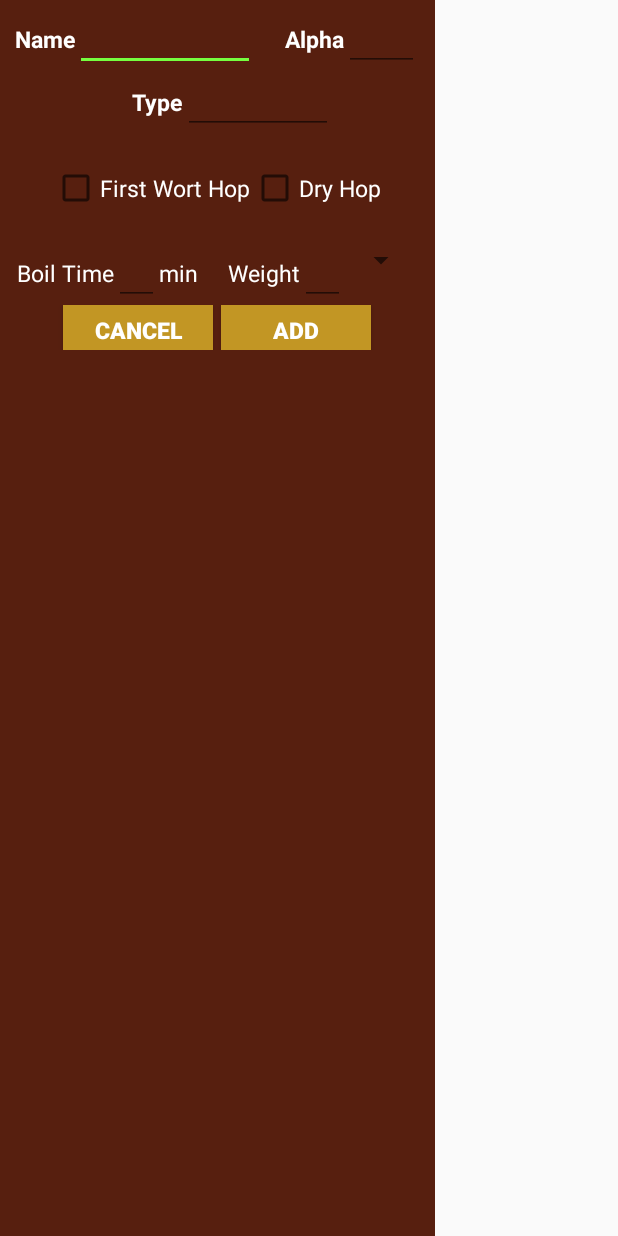
After one commit to tgreen7/cmps121, an Android app: the layout pick_hop_dialog.xml on its own in the app's theme, with its tools: preview values and no code run, on a phone screen of 412 x 824 dp. The commit adds this screen. Run offline under Robolectric (Android 15) with nearby library versions, the light colour scheme and no system bars.

Commit message:
working on dialogs

```diff
--- a/app/src/main/java/com/example/cs121/final_project/SelectHopAdapter.java
+++ b/app/src/main/java/com/example/cs121/final_project/SelectHopAdapter.java
@@ -49,7 +49,6 @@ public class SelectHopAdapter extends BaseAdapter {
         TextView txtFirst;
         TextView txtSecond;
         TextView txtThird;
-        TextView txtFourth;
     }
 
     @Override
@@ -82,4 +81,6 @@ public class SelectHopAdapter extends BaseAdapter {
         return convertView;
     }
 
+
+
 }
--- /dev/null
+++ b/app/src/main/res/layout/pick_hop_dialog.xml
@@ -0,0 +1,167 @@
+<?xml version="1.0" encoding="utf-8"?>
+<LinearLayout xmlns:android="http://schemas.android.com/apk/res/android"
+    android:layout_width="290dp"
+    android:layout_height="fill_parent"
+    android:padding="5dp"
+    android:theme="@style/CustomDialogueStyle"
+    android:orientation="vertical" >
+
+
+    <LinearLayout
+        android:orientation="horizontal"
+        android:layout_width="fill_parent"
+        android:layout_height="wrap_content"
+        android:layout_gravity="center_horizontal"
+        android:gravity="center_horizontal">
+        <TextView
+            android:layout_width="wrap_content"
+            android:layout_height="wrap_content"
+            android:textAppearance="?android:attr/textAppearanceSmall"
+            android:text="@string/Name"
+            android:id="@+id/name" />
+        <EditText
+            android:layout_width="120dp"
+            android:layout_height="wrap_content"
+            android:id="@+id/nameText" />
+
+        <TextView
+            android:layout_width="wrap_content"
+            android:layout_height="wrap_content"
+            android:layout_marginStart="20dp"
+            android:textAppearance="?android:attr/textAppearanceSmall"
+            android:text="@string/Alpha"
+            android:id="@+id/alpha" />
+
+        <EditText
+            android:layout_width="50dp"
+            android:layout_height="wrap_content"
+            android:id="@+id/alphaText" />
+
+    </LinearLayout>
+
+    <LinearLayout
+        android:orientation="horizontal"
+        android:layout_width="fill_parent"
+        android:layout_height="wrap_content"
+        android:layout_gravity="center_horizontal"
+        android:gravity="center_horizontal">
+
+        <TextView
+            android:layout_width="wrap_content"
+            android:layout_height="wrap_content"
+            android:layout_marginStart="20dp"
+            android:textAppearance="?android:attr/textAppearanceSmall"
+            android:text="@string/Type"
+            android:id="@+id/type" />
+        <EditText
+            android:layout_width="100dp"
+            android:layout_height="wrap_content"
+            android:id="@+id/typeText" />
+
+    </LinearLayout>
+
+    <LinearLayout
+        android:orientation="horizontal"
+        android:layout_width="fill_parent"
+        android:layout_height="wrap_content"
+        android:layout_gravity="center_horizontal"
+        android:layout_marginTop="20dp"
+        android:layout_marginBottom="20dp"
+        android:gravity="center_horizontal">
+
+        <CheckBox
+            android:layout_width="wrap_content"
+            android:layout_height="wrap_content"
+            android:text="First Wort Hop"
+            android:id="@+id/wort"
+            android:textColor="@color/bright_white"
+            android:layout_gravity="center_horizontal" />
+
+        <CheckBox
+            android:layout_width="wrap_content"
+            android:layout_height="wrap_content"
+            android:text="Dry Hop"
+            android:textColor="@color/bright_white"
+            android:id="@+id/dryHop"
+            android:layout_gravity="center_horizontal" />
+
+
+    </LinearLayout>
+
+
+    <LinearLayout
+        android:orientation="horizontal"
+        android:layout_width="fill_parent"
+        android:layout_height="wrap_content"
+        android:layout_gravity="center_horizontal"
+        android:gravity="center_horizontal">
+        <TextView
+            android:layout_width="wrap_content"
+            android:layout_height="wrap_content"
+            android:id="@id/boil_time"
+            android:textAppearance="?android:attr/textAppearanceSmall"
+            android:text="Boil Time" />
+        <EditText
+            android:layout_width="30dp"
+            android:inputType="number"
+            android:layout_height="wrap_content"
+            android:id="@+id/boil_time" />
+        <TextView
+            android:layout_width="wrap_content"
+            android:layout_height="wrap_content"
+            android:id="@+id/time"
+            android:textAppearance="?android:attr/textAppearanceSmall"
+            android:text="min" />
+
+        <TextView
+            android:layout_width="wrap_content"
+            android:layout_height="wrap_content"
+            android:layout_marginStart="20dp"
+            android:textAppearance="?android:attr/textAppearanceSmall"
+            android:text="Weight"/>
+        <EditText
+            android:layout_width="30dp"
+            android:inputType="numberDecimal"
+            android:layout_height="wrap_content"
+            android:id="@+id/weight" />
+
+        <Spinner
+            android:layout_width="wrap_content"
+            android:layout_height="wrap_content"
+            android:id="@+id/weight_type" />
+
+    </LinearLayout>
+
+    <LinearLayout
+        android:layout_width="fill_parent"
+        android:layout_height="wrap_content"
+        android:orientation="horizontal"
+        android:layout_gravity="center_horizontal"
+        android:gravity="center_horizontal">
+
+        <Button
+            style="@android:style/ButtonBar"
+            android:id="@+id/cancel"
+            android:layout_width="100dp"
+            android:layout_height="30dp"
+            android:clickable="true"
+            android:text="Cancel"
+            android:textStyle="bold"
+            android:background="@color/gold"/>
+
+        <Button
+            style="@android:style/ButtonBar"
+            android:id="@+id/addItem"
+            android:layout_width="100dp"
+            android:layout_height="30dp"
+            android:layout_marginLeft="5dp"
+            android:layout_marginStart="5dp"
+            android:clickable="true"
+            android:text="Add"
+            android:textStyle="bold"
+            android:background="@color/gold"/>
+    </LinearLayout>
+
+
+
+</LinearLayout>
--- a/app/src/main/res/values/colors.xml
+++ b/app/src/main/res/values/colors.xml
@@ -7,6 +7,9 @@
     <color name="bright_white">#ffffff</color>
     <color name="dark_grey">#4e4d4d</color>
 
+    <color name="dark_red">#571f0f</color>
+    <color name="gold">#c29624</color>
+
     <color name="main_green">#BDE674</color>
 
     <color name="light_grey">#cccccc</color>
--- a/app/src/main/res/values/strings.xml
+++ b/app/src/main/res/values/strings.xml
@@ -21,6 +21,11 @@
         <item>All Grain</item>
         <item>BIAB</item>
         <item>Extract</item>
+    </string-array>
+
+    <string-array name="weight_type_array">
+        <item>Oz</item>
+        <item>g</item>
     </string-array>
 
     <string-array name="beer_styles_array">
--- a/app/src/main/res/values/styles.xml
+++ b/app/src/main/res/values/styles.xml
@@ -8,4 +8,12 @@
         <item name="colorAccent">@color/colorAccent</item>
     </style>
 
+    <style name="CustomDialogueStyle">
+        <item name="android:capitalize">characters</item>
+        <item name="android:background">#571f0f</item>
+        <item name="android:textSize">7pt</item>
+        <item name="android:textColor">#ffffff</item>
+    </style>
+
+
 </resources>
```
Also changed, not shown: app/src/main/java/com/example/cs121/final_project/PickHopActivity.java (+30 -3 lines), app/src/main/java/com/example/cs121/final_project/PickHopDialog.java (added, +123 -0 lines), app/src/main/res/layout/my_spinner_style.xml (added, +11 -0 lines).
